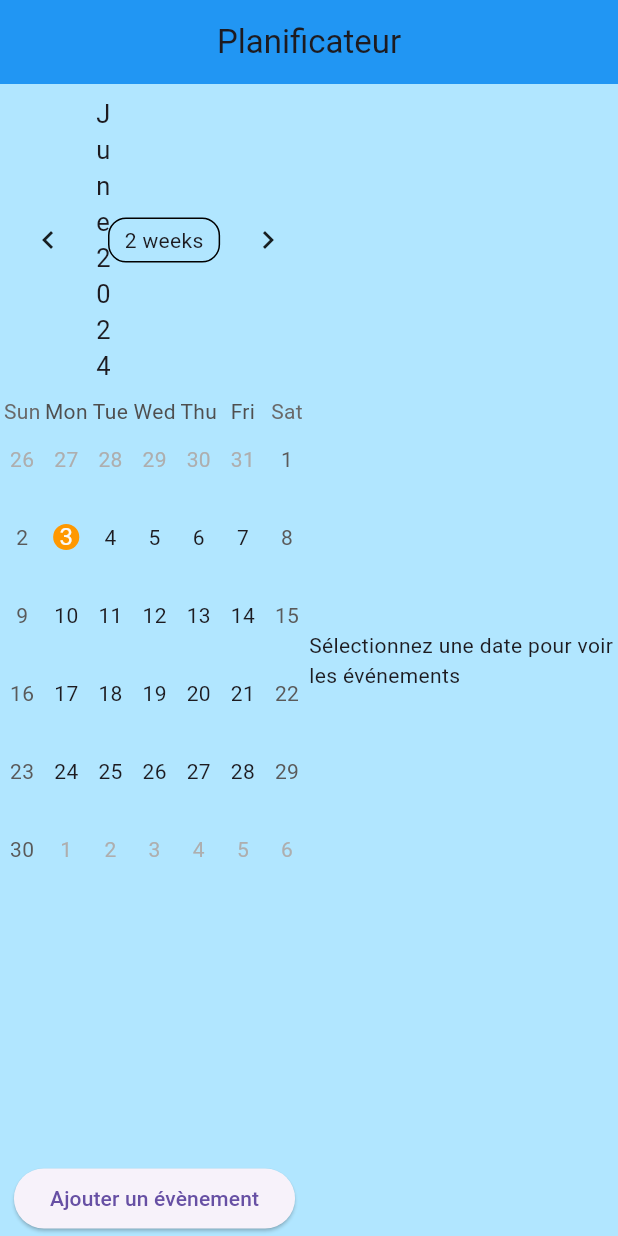
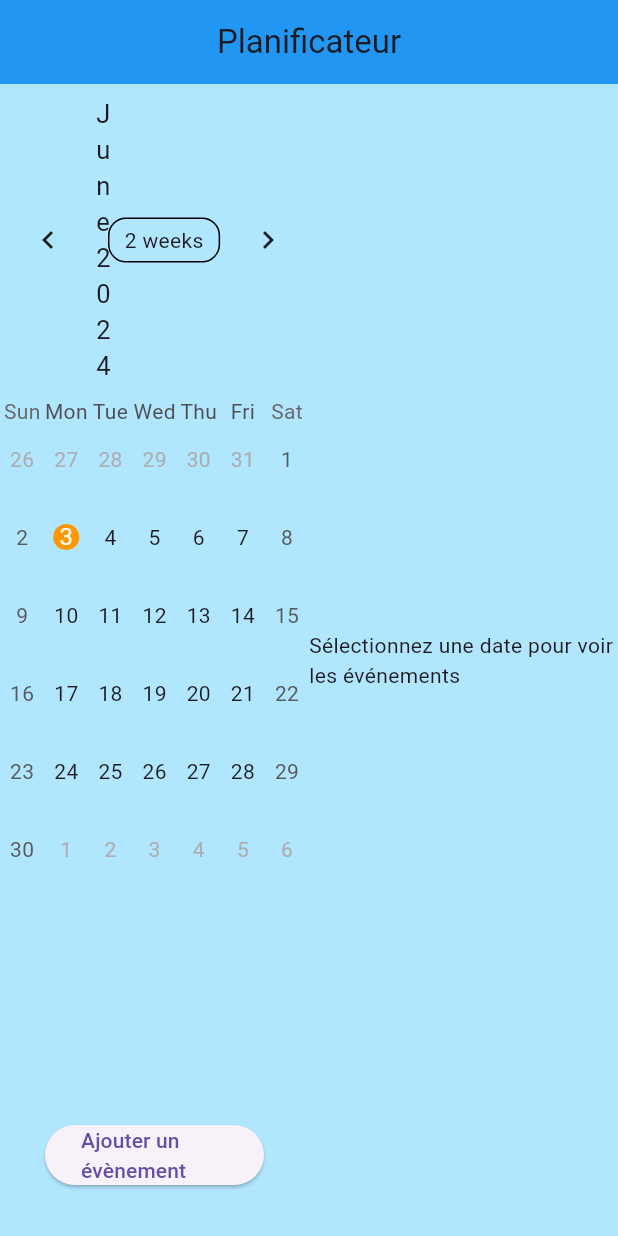
Before and after one commit to kevinjin95/frontSAEs4_2, a Flutter app: the screen it shows after launch, on a phone screen of 412 x 824 dp. Run offline on Flutter 3.47's test engine with Material 3 defaults, Android fonts, the phone set to English and light mode, and no system bars; drawn by our look-alikes of table_calendar; network calls fail.

Commit message:
remonter le boutton d'ajout d'evenement

```diff
--- a/lib/main.dart
+++ b/lib/main.dart
@@ -137,7 +137,7 @@ class _MyHomePageState extends State<MyHomePage> {
                         ),
                       ),
                       Padding(
-                        padding: const EdgeInsets.all(1.0),
+                        padding: const EdgeInsets.all(30.0),
                         child: ElevatedButton(
                           onPressed: () => _showAddEventDialog(_selectedDay!),
                           child: const Text('Ajouter un évènement'),
```
